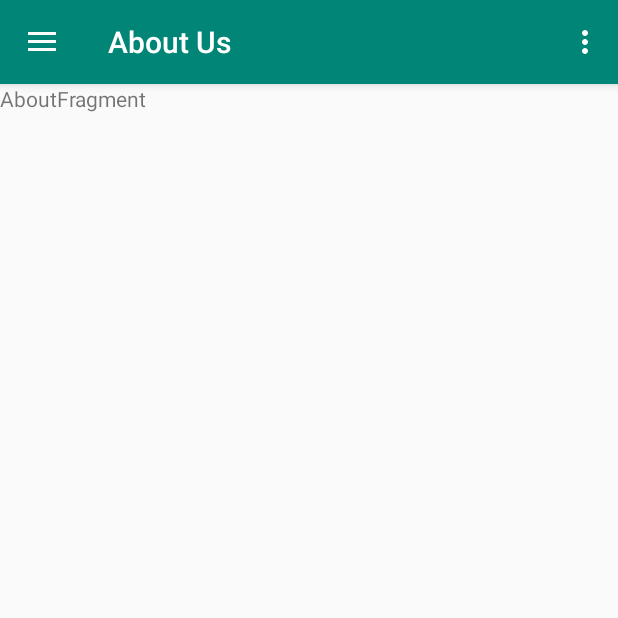
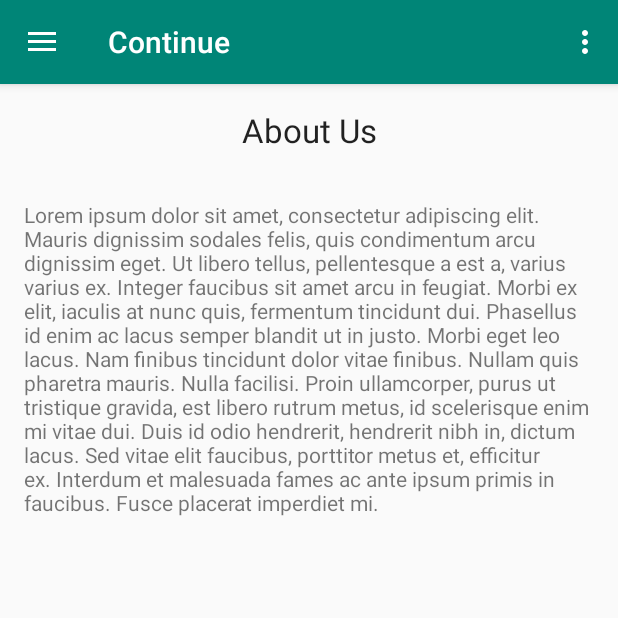
Before and after one commit to MoueedAhmed/Continue, an Android app: the screen it shows after launch (MainActivity), in the side drawer, after a tap on "About Us", on a phone screen of 412 x 824 dp, the top half of it. Run offline under Robolectric (Android 15) with nearby library versions, the phone set to English and light mode, and no system bars.

Commit message:
Modify titlebar to Continue and Add title of each layout

```diff
--- a/app/src/main/java/com/amoueed/continueapp/main/MainActivity.java
+++ b/app/src/main/java/com/amoueed/continueapp/main/MainActivity.java
@@ -35,7 +35,7 @@ public class MainActivity extends AppCompatActivity
 
         if (savedInstanceState == null) {
             Fragment newFragment = new NotificationFragment();
-            setTitle("Notifications");
+            setTitle("Continue");
             FragmentTransaction ft = getSupportFragmentManager().beginTransaction();
             ft.add(R.id.content_frame, newFragment);
             ft.addToBackStack(null);
@@ -93,19 +93,14 @@ public class MainActivity extends AppCompatActivity
 
         if (id == R.id.nav_notification) {
             fragment = new NotificationFragment();
-            setTitle("Notifications");
         } else if (id == R.id.nav_schedule) {
             fragment = new ScheduleFragment();
-            setTitle("Schedule");
         } else if (id == R.id.nav_resource) {
             fragment = new ResourceFragment();
-            setTitle("Resources");
         } else if (id == R.id.nav_about) {
             fragment = new AboutFragment();
-            setTitle("About Us");
         } else if (id == R.id.nav_feedback) {
             fragment = new FeedbackFragment();
-            setTitle("Feedback");
         }
 
         if (fragment != null) {
--- a/app/src/main/res/layout/fragment_about.xml
+++ b/app/src/main/res/layout/fragment_about.xml
@@ -1,14 +1,33 @@
 <?xml version="1.0" encoding="utf-8"?>
-<FrameLayout xmlns:android="http://schemas.android.com/apk/res/android"
+<android.support.constraint.ConstraintLayout xmlns:android="http://schemas.android.com/apk/res/android"
     xmlns:tools="http://schemas.android.com/tools"
     android:layout_width="match_parent"
     android:layout_height="match_parent"
+    xmlns:app="http://schemas.android.com/apk/res-auto"
     tools:context=".main.fragment.AboutFragment">
 
-    <!-- TODO: Update blank fragment layout -->
     <TextView
-        android:layout_width="match_parent"
-        android:layout_height="match_parent"
-        android:text="AboutFragment" />
+        android:id="@+id/about_textView"
+        android:layout_width="wrap_content"
+        android:layout_height="wrap_content"
+        android:layout_marginTop="16dp"
+        android:text="@string/about_us"
+        android:textAppearance="@style/TextAppearance.AppCompat.Large"
+        app:layout_constraintEnd_toEndOf="parent"
+        app:layout_constraintStart_toStartOf="parent"
+        app:layout_constraintTop_toTopOf="parent" />
 
-</FrameLayout>
+    <TextView
+        android:id="@+id/textView"
+        android:layout_width="0dp"
+        android:layout_height="wrap_content"
+        android:layout_marginStart="16dp"
+        android:layout_marginTop="32dp"
+        android:layout_marginEnd="16dp"
+        android:text="@string/lorem_ipsum"
+        app:layout_constraintEnd_toEndOf="parent"
+        app:layout_constraintStart_toStartOf="parent"
+        app:layout_constraintTop_toBottomOf="@+id/about_textView" />
+
+
+</android.support.constraint.ConstraintLayout>
--- a/app/src/main/res/values/strings.xml
+++ b/app/src/main/res/values/strings.xml
@@ -18,5 +18,9 @@
     <string name="feedback">Feedback</string>
     <string name="send">SEND</string>
     <string name="cancel">CANCEL</string>
+    <string name="about_us">About Us</string>
+    <string name="lorem_ipsum">Lorem ipsum dolor sit amet, consectetur adipiscing elit. Mauris dignissim sodales felis, quis condimentum arcu dignissim eget. Ut libero tellus, pellentesque a est a, varius varius ex. Integer faucibus sit amet arcu in feugiat. Morbi ex elit, iaculis at nunc quis, fermentum tincidunt dui. Phasellus id enim ac lacus semper blandit ut in justo. Morbi eget leo lacus. Nam finibus tincidunt dolor vitae finibus. Nullam quis pharetra mauris. Nulla facilisi. Proin ullamcorper, purus ut tristique gravida, est libero rutrum metus, id scelerisque enim mi vitae dui. Duis id odio hendrerit, hendrerit nibh in, dictum lacus. Sed vitae elit faucibus, porttitor metus et, efficitur ex. Interdum et malesuada fames ac ante ipsum primis in faucibus. Fusce placerat imperdiet mi.</string>
+    <string name="resources">Resources</string>
+    <string name="schedule">Schedule</string>
 
 </resources>
```
Also changed, not shown: app/src/main/res/layout/fragment_resource.xml (+9 -0 lines), app/src/main/res/layout/fragment_schedule.xml (+12 -2 lines).
